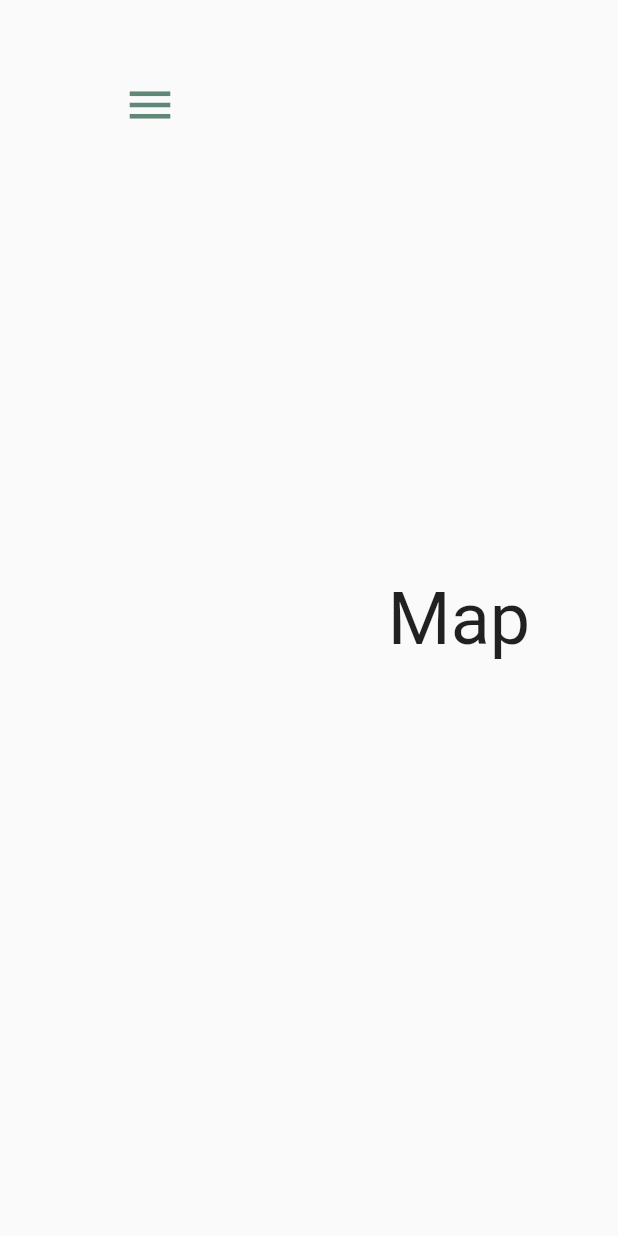
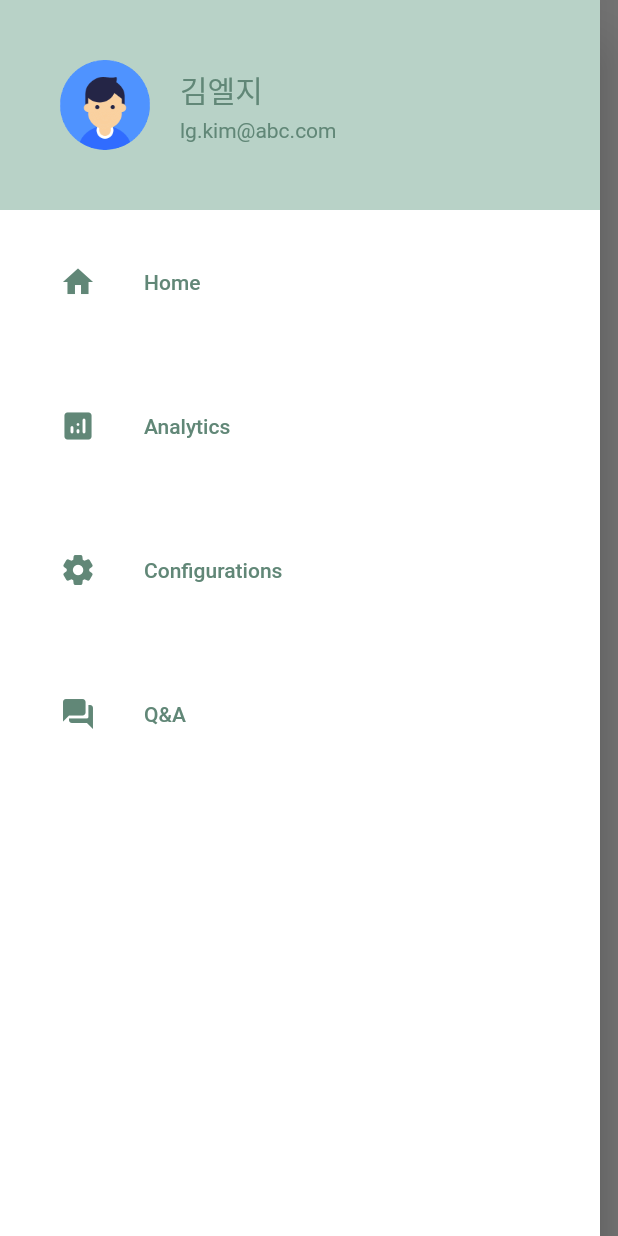
Before and after one commit to sun912/owls_app, a Flutter app: the screen it shows after launch, after a tap on the "menu" icon, on a phone screen of 412 x 824 dp. Run offline on Flutter 3.47's test engine with Material 2 defaults, Android fonts, the light colour scheme and no system bars.

Commit message:
[modified] sidebar, menu drawer

```diff
--- a/lib/constants.dart
+++ b/lib/constants.dart
@@ -4,3 +4,6 @@ const textColor = Color(0xff585858);
 const primary = Color(0xff89B5A2);
 const primaryLight = Color(0xffCCECDF);
 const primaryAncient = Color(0xff618777);
+const primaryLight60 = Color(0xFFB8D2C7);
+
+const itemPadding = EdgeInsets.symmetric(horizontal: 20);
--- /dev/null
+++ b/lib/layouts/leftMenuBar_layout.dart
@@ -0,0 +1,14 @@
+import 'package:flutter/material.dart';
+
+class LeftMenuBarLayout extends StatelessWidget {
+  const LeftMenuBarLayout({Key? key}) : super(key: key);
+
+  @override
+  Widget build(BuildContext context) {
+    final Size _size = MediaQuery.of(context).size;
+    return Drawer(
+      backgroundColor: Colors.grey,
+      width: 400,
+    );
+  }
+}
--- a/lib/layouts/main_layout.dart
+++ b/lib/layouts/main_layout.dart
@@ -1,12 +1,22 @@
 import 'package:flutter/material.dart';
-import 'package:owls_app/layouts/naviRail_layout.dart';
+import 'package:owls_app/widgets/drawerBody_widget.dart';
+import 'package:owls_app/widgets/scaffoldBody_widget.dart';
 
-class MainLayout extends StatelessWidget {
-  final Widget child;
-  const MainLayout({Key? key, required this.child}) : super(key: key);
+class MainLayout extends StatefulWidget {
+  const MainLayout({Key? key}) : super(key: key);
 
   @override
+  State<MainLayout> createState() => _MainLayoutState();
+}
+
+class _MainLayoutState extends State<MainLayout> {
+  @override
   Widget build(BuildContext context) {
-    return NaviRail();
+    int _selectedIndex = 0;
+    NavigationRailLabelType labelType = NavigationRailLabelType.all;
+    return const Scaffold(
+      drawer: DrawerBodyWidget(),
+      body: ScaffoldBodyWidget(),
+    );
   }
 }
--- a/lib/layouts/naviRail_layout.dart
+++ /dev/null
@@ -1,142 +0,0 @@
-import 'package:flutter/material.dart';
-import 'package:owls_app/constants.dart';
-import 'package:owls_app/widgets/rightSideBar_widget.dart';
-
-class NaviRail extends StatefulWidget {
-  const NaviRail({Key? key}) : super(key: key);
-
-  @override
-  State<NaviRail> createState() => _NaviRailState();
-}
-
-class _NaviRailState extends State<NaviRail> {
-  int _selectedIndex = 0;
-  NavigationRailLabelType labelType = NavigationRailLabelType.all;
-  @override
-  Widget build(BuildContext context) {
-    return Scaffold(
-      body: SafeArea(
-        child: Row(
-          children: [
-            // NavigationRail(
-            //   useIndicator: true,
-            //   indicatorColor: Colors.white,
-            //   minWidth: 80,
-            //   indicatorShape: RoundedRectangleBorder(
-            //     borderRadius: BorderRadius.circular(90),
-            //   ),
-            //   backgroundColor: primary,
-            //   selectedIndex: _selectedIndex,
-            //   labelType: NavigationRailLabelType.all,
-            //   selectedIconTheme: const IconThemeData(
-            //     color: primaryAncient,
-            //   ),
-            //   unselectedLabelTextStyle: TextStyle(
-            //     color: Colors.white,
-            //   ),
-            //   selectedLabelTextStyle: const TextStyle(
-            //     color: primaryAncient,
-            //   ),
-            //   onDestinationSelected: (int index) {
-            //     setState(() {
-            //       _selectedIndex = index;
-            //     });
-            //   },
-            //   destinations: const <NavigationRailDestination>[
-            //     NavigationRailDestination(
-            //       icon: Icon(
-            //         Icons.home_outlined,
-            //         color: Colors.white,
-            //       ),
-            //       selectedIcon: Icon(
-            //         Icons.home,
-            //         color: primaryAncient,
-            //       ),
-            //       label: Text('Home'),
-            //     ),
-            //     NavigationRailDestination(
-            //       icon: Icon(
-            //         Icons.analytics_outlined,
-            //         color: Colors.white,
-            //       ),
-            //       selectedIcon: Icon(
-            //         Icons.analytics_rounded,
-            //         color: primaryAncient,
-            //       ),
-            //       label: Text('Analytics'),
-            //     ),
-            //     NavigationRailDestination(
-            //       icon: Icon(
-            //         Icons.account_circle_outlined,
-            //         color: Colors.white,
-            //       ),
-            //       selectedIcon: Icon(
-            //         Icons.account_circle_rounded,
-            //         color: primaryAncient,
-            //       ),
-            //       label: Text('User'),
-            //     ),
-            //     NavigationRailDestination(
-            //       icon: Icon(
-            //         Icons.settings_outlined,
-            //         color: Colors.white,
-            //       ),
-            //       selectedIcon: Icon(
-            //         Icons.settings_rounded,
-            //         color: primaryAncient,
-            //       ),
-            //       label: Text('Settings'),
-            //     ),
-            //   ],
-            // ),
-            Container(
-              alignment: Alignment.topCenter,
-              padding: const EdgeInsets.symmetric(
-                horizontal: 80,
-                vertical: 50,
-              ),
-              child: SizedBox.fromSize(
-                size: const Size(40, 40),
-                child: ClipOval(
-                  child: Material(
-                    color: Colors.transparent,
-                    child: InkWell(
-                      onTap: () {},
-                      child: Container(
-                        child: Icon(
-                          Icons.menu_sharp,
-                          color: primaryAncient,
-                          size: 36,
-                        ),
-                      ),
-                    ),
-                  ),
-                ),
-              ),
-            ),
-            const Expanded(
-              flex: 3,
-              child: ColoredBox(
-                color: Color(0xFFFAFAFA),
-                child: Column(
-                  mainAxisAlignment: MainAxisAlignment.center,
-                  children: [
-                    Center(
-                      child: Text(
-                        'Map',
-                        style: TextStyle(
-                          fontSize: 48,
-                        ),
-                      ),
-                    ),
-                  ],
-                ),
-              ),
-            ),
-            const RightSideBarWidget(),
-          ],
-        ),
-      ),
-    );
-  }
-}
--- /dev/null
+++ b/lib/layouts/ruleList_layout.dart
@@ -0,0 +1,10 @@
+import 'package:flutter/material.dart';
+
+class RuleListLayout extends StatelessWidget {
+  const RuleListLayout({Key? key}) : super(key: key);
+
+  @override
+  Widget build(BuildContext context) {
+    return Text('Rule Item');
+  }
+}
--- a/lib/layouts/rullList_layout.dart
+++ /dev/null
@@ -1,10 +0,0 @@
-import 'package:flutter/material.dart';
-
-class RullListLayout extends StatelessWidget {
-  const RullListLayout({Key? key}) : super(key: key);
-
-  @override
-  Widget build(BuildContext context) {
-    return const Placeholder();
-  }
-}
--- a/lib/pages/home_page.dart
+++ b/lib/pages/home_page.dart
@@ -6,8 +6,6 @@ class HomePage extends StatelessWidget {
 
   @override
   Widget build(BuildContext context) {
-    return MainLayout(
-      child: Column(),
-    );
+    return MainLayout();
   }
 }
--- /dev/null
+++ b/lib/widgets/drawerBody_widget.dart
@@ -0,0 +1,92 @@
+import 'package:flutter/material.dart';
+import 'package:owls_app/constants.dart';
+
+class DrawerBodyWidget extends StatelessWidget {
+  const DrawerBodyWidget({Key? key}) : super(key: key);
+  final name = '김엘지';
+  final email = 'lg.kim@abc.com';
+  final urlImage = 'user1.png';
+  @override
+  Widget build(BuildContext context) {
+    return Drawer(
+      backgroundColor: Colors.white,
+      width: 400,
+      child: ListView(
+        children: [
+          buildHeader(urlImage: urlImage, name: name, email: email),
+          Container(
+            padding: itemPadding,
+            child: Column(
+              children: [
+                buildMenuItem(label: 'Home', icon: Icons.home),
+                buildMenuItem(
+                    label: 'Analytics', icon: Icons.analytics_rounded),
+                buildMenuItem(
+                    label: 'Configurations', icon: Icons.settings_rounded),
+                buildMenuItem(
+                    label: 'Q&A', icon: Icons.question_answer_rounded),
+              ],
+            ),
+          ),
+        ],
+      ),
+    );
+  }
+}
+
+Widget buildHeader(
+    {required String urlImage, required String name, required String email}) {
+  return InkWell(
+    child: Container(
+      decoration: const BoxDecoration(
+        color: primaryLight60,
+      ),
+      padding: const EdgeInsets.symmetric(vertical: 40, horizontal: 40),
+      child: Row(
+        children: [
+          CircleAvatar(
+            radius: 30,
+            backgroundImage: AssetImage('assets/${urlImage}'),
+          ),
+          SizedBox(
+            width: 20,
+          ),
+          Column(
+            crossAxisAlignment: CrossAxisAlignment.start,
+            children: [
+              Text(
+                name,
+                style: TextStyle(fontSize: 20, color: primaryAncient),
+              ),
+              SizedBox(height: 4),
+              Text(
+                email,
+                style: TextStyle(fontSize: 14, color: primaryAncient),
+              ),
+            ],
+          )
+        ],
+      ),
+    ),
+  );
+}
+
+Widget buildMenuItem({
+  required String label,
+  required IconData icon,
+}) {
+  final color = primaryAncient;
+
+  return ListTile(
+    contentPadding: EdgeInsets.all(20.0),
+    // minVerticalPadding: 30.0,
+    leading: Icon(icon, color: color),
+    onTap: () {},
+    title: Text(
+      label,
+      style: TextStyle(
+        color: color,
+      ),
+    ),
+  );
+}
--- a/lib/widgets/rightSideBar_widget.dart
+++ b/lib/widgets/rightSideBar_widget.dart
@@ -1,7 +1,16 @@
 import 'package:flutter/material.dart';
+import 'package:owls_app/constants.dart';
 
-class RightSideBarWidget extends StatelessWidget {
+class RightSideBarWidget extends StatefulWidget {
   const RightSideBarWidget({Key? key}) : super(key: key);
+
+  @override
+  State<RightSideBarWidget> createState() => _RightSideBarWidgetState();
+}
+
+class _RightSideBarWidgetState extends State<RightSideBarWidget> {
+  bool ruleListClicked = false;
+  bool notificationClicked = true;
 
   @override
   Widget build(BuildContext context) {
@@ -10,53 +19,84 @@ class RightSideBarWidget extends StatelessWidget {
 
     return Column(
       children: [
-        ColoredBox(
-          color: const Color(0xFFCCECDF).withOpacity(0.5),
-          child: Expanded(
-            child: Container(
+        Container(
           width: _showDesktop ? 400 : 0,
-              child: Row(
+          child: Column(
+            children: [
+              Row(
                 children: [
                   Expanded(
+                    child: GestureDetector(
+                      onTap: () => setState(() {
+                        ruleListClicked = true;
+                        notificationClicked = false;
+                      }),
                       child: Container(
                         height: 50,
-                      decoration: const BoxDecoration(
-                        border: Border(
-                          bottom: BorderSide(
-                            color: Colors.white,
-                            width: 2.0,
+                        decoration: BoxDecoration(
+                          color: ruleListClicked
+                              ? const Color(0xFFCCECDF).withOpacity(0.5)
+                              : Colors.white,
+                          borderRadius: const BorderRadius.only(
+                            topRight: Radius.circular(25),
+                            topLeft: Radius.circular(25),
+                          ),
+                        ),
+                        child: Center(
+                          child: Text(
+                            'Notification',
+                            style: TextStyle(
+                              color: ruleListClicked
+                                  ? primaryAncient
+                                  : Colors.black,
+                              fontSize: 24,
+                              fontWeight: FontWeight.w800,
                             ),
                           ),
                         ),
-                      child: const Center(
-                          child: Text(
-                        'Rull 목록',
-                        style: TextStyle(
-                          color: Colors.black,
-                          fontSize: 24,
-                          fontWeight: FontWeight.w500,
                       ),
-                      )),
                     ),
                   ),
                   Expanded(
+                    child: GestureDetector(
+                      onTap: () => setState(() {
+                        ruleListClicked = false;
+                        notificationClicked = true;
+                        // Container(
+                        //   decoration: BoxDecoration(
+                        //     color: const Color(0xFFCCECDF).withOpacity(0.5),
+                        //   ),
+                        //   height: _size.height - 50,
+                        //   width: _showDesktop ? 400 : 0,
+                        //   child: const Text(
+                        //     'Rule list',
+                        //     style: TextStyle(
+                        //       fontSize: 48,
+                        //     ),
+                        //   ),
+                        // );
+                      }),
                       child: Container(
                         height: 50,
-                      decoration: const BoxDecoration(
-                        border: Border(
-                          bottom: BorderSide(
-                            color: Colors.white,
-                            width: 2.0,
+                        decoration: BoxDecoration(
+                          color: notificationClicked
+                              ? const Color(0xFFCCECDF).withOpacity(0.5)
+                              : Colors.white,
+                          borderRadius: const BorderRadius.only(
+                            topRight: Radius.circular(25),
+                            topLeft: Radius.circular(25),
                           ),
                         ),
+                        child: Center(
+                          child: Text(
+                            'Rule List',
+                            style: TextStyle(
+                              color: notificationClicked
+                                  ? primaryAncient
+                                  : Colors.black,
+                              fontSize: 24,
+                              fontWeight: FontWeight.w800,
                             ),
-                      child: const Center(
-                        child: Text(
-                          'Rull 생성',
-                          style: TextStyle(
-                            color: Colors.black,
-                            fontSize: 24,
-                            fontWeight: FontWeight.w500,
                           ),
                         ),
                       ),
@@ -64,18 +104,17 @@ class RightSideBarWidget extends StatelessWidget {
                   ),
                 ],
               ),
+              Container(
+                decoration: BoxDecoration(
+                  color: const Color(0xFFCCECDF).withOpacity(0.5),
+                ),
+                height: _size.height - 50,
+                width: _showDesktop ? 400 : 0,
+                child: Text('null'),
+              ),
+            ],
           ),
         ),
-        ),
-        Container(
-          width: _showDesktop ? 400 : 0,
-          child: Text(
-            'list',
-            style: TextStyle(
-              fontSize: 48,
-            ),
-          ),
-        )
       ],
     );
   }
--- /dev/null
+++ b/lib/widgets/scaffoldBody_widget.dart
@@ -0,0 +1,135 @@
+import 'package:flutter/material.dart';
+import 'package:owls_app/constants.dart';
+import 'package:owls_app/widgets/rightSideBar_widget.dart';
+
+class ScaffoldBodyWidget extends StatelessWidget {
+  const ScaffoldBodyWidget({Key? key}) : super(key: key);
+
+  @override
+  Widget build(BuildContext context) {
+    return SafeArea(
+      child: Row(
+        children: [
+          // NavigationRail(
+          //   useIndicator: true,
+          //   indicatorColor: Colors.white,
+          //   minWidth: 80,
+          //   indicatorShape: RoundedRectangleBorder(
+          //     borderRadius: BorderRadius.circular(90),
+          //   ),
+          //   backgroundColor: primary,
+          //   selectedIndex: _selectedIndex,
+          //   labelType: NavigationRailLabelType.all,
+          //   selectedIconTheme: const IconThemeData(
+          //     color: primaryAncient,
+          //   ),
+          //   unselectedLabelTextStyle: TextStyle(
+          //     color: Colors.white,
+          //   ),
+          //   selectedLabelTextStyle: const TextStyle(
+          //     color: primaryAncient,
+          //   ),
+          //   onDestinationSelected: (int index) {
+          //     setState(() {
+          //       _selectedIndex = index;
+          //     });
+          //   },
+          //   destinations: const <NavigationRailDestination>[
+          //     NavigationRailDestination(
+          //       icon: Icon(
+          //         Icons.home_outlined,
+          //         color: Colors.white,
+          //       ),
+          //       selectedIcon: Icon(
+          //         Icons.home,
+          //         color: primaryAncient,
+          //       ),
+          //       label: Text('Home'),
+          //     ),
+          //     NavigationRailDestination(
+          //       icon: Icon(
+          //         Icons.analytics_outlined,
+          //         color: Colors.white,
+          //       ),
+          //       selectedIcon: Icon(
+          //         Icons.analytics_rounded,
+          //         color: primaryAncient,
+          //       ),
+          //       label: Text('Analytics'),
+          //     ),
+          //     NavigationRailDestination(
+          //       icon: Icon(
+          //         Icons.account_circle_outlined,
+          //         color: Colors.white,
+          //       ),
+          //       selectedIcon: Icon(
+          //         Icons.account_circle_rounded,
+          //         color: primaryAncient,
+          //       ),
+          //       label: Text('User'),
+          //     ),
+          //     NavigationRailDestination(
+          //       icon: Icon(
+          //         Icons.settings_outlined,
+          //         color: Colors.white,
+          //       ),
+          //       selectedIcon: Icon(
+          //         Icons.settings_rounded,
+          //         color: primaryAncient,
+          //       ),
+          //       label: Text('Settings'),
+          //     ),
+          //   ],
+          // ),
+          Container(
+            alignment: Alignment.topCenter,
+            padding: const EdgeInsets.symmetric(
+              horizontal: 80,
+              vertical: 50,
+            ),
+            child: SizedBox.fromSize(
+              size: const Size(40, 40),
+              child: ClipOval(
+                child: Material(
+                  color: Colors.transparent,
+                  child: InkWell(
+                    onTap: () {
+                      Scaffold.of(context).openDrawer();
+                    },
+                    child: Container(
+                      child: const Icon(
+                        Icons.menu_sharp,
+                        color: primaryAncient,
+                        size: 36,
+                      ),
+                    ),
+                  ),
+                ),
+              ),
+            ),
+          ),
+          const Expanded(
+            flex: 3,
+            child: ColoredBox(
+              color: Color(0xFFFAFAFA),
+              child: Column(
+                mainAxisAlignment: MainAxisAlignment.center,
+                children: [
+                  Center(
+                    child: Text(
+                      'Map',
+                      style: TextStyle(
+                        fontSize: 48,
+                      ),
+                    ),
+                  ),
+                ],
+              ),
+            ),
+          ),
+          const RightSideBarWidget(),
+        ],
+      ),
+    );
+  }
+}
--- a/pubspec.yaml
+++ b/pubspec.yaml
@@ -59,7 +59,8 @@ flutter:
   uses-material-design: true
 
   # To add assets to your application, add an assets section, like this:
-  # assets:
+  assets:
+     - assets/
   #   - images/a_dot_burr.jpeg
   #   - images/a_dot_ham.jpeg
 
```
Also changed, not shown: assets/user1.png (added). Lines whose indentation alone changed are shown as unchanged.
